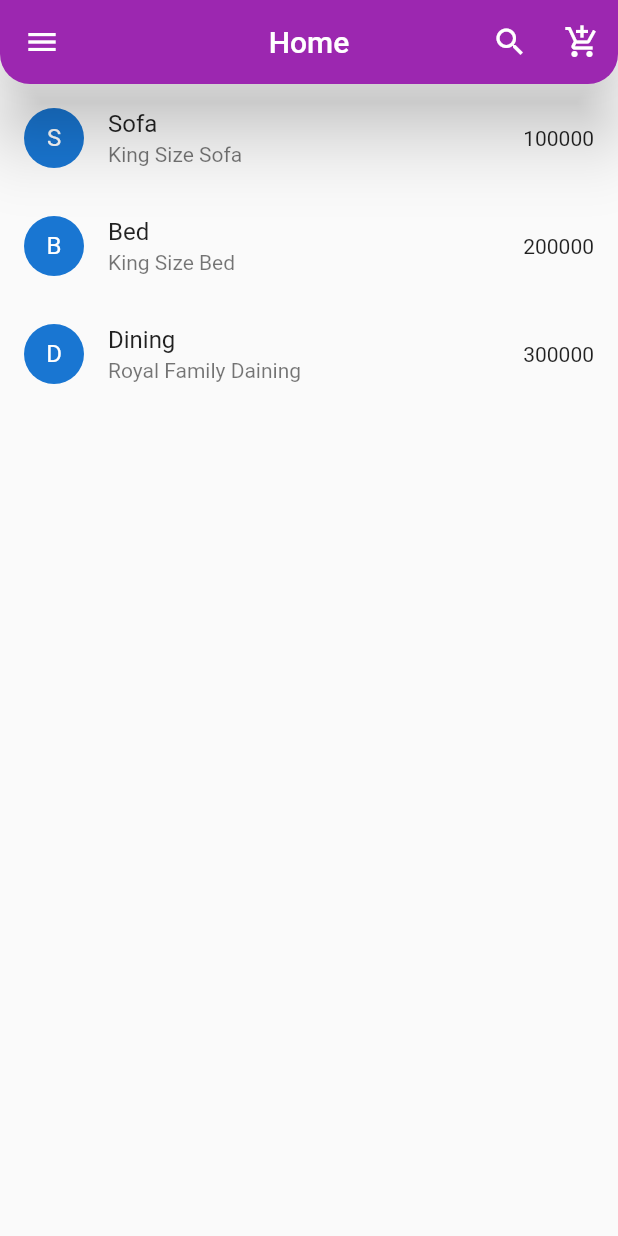
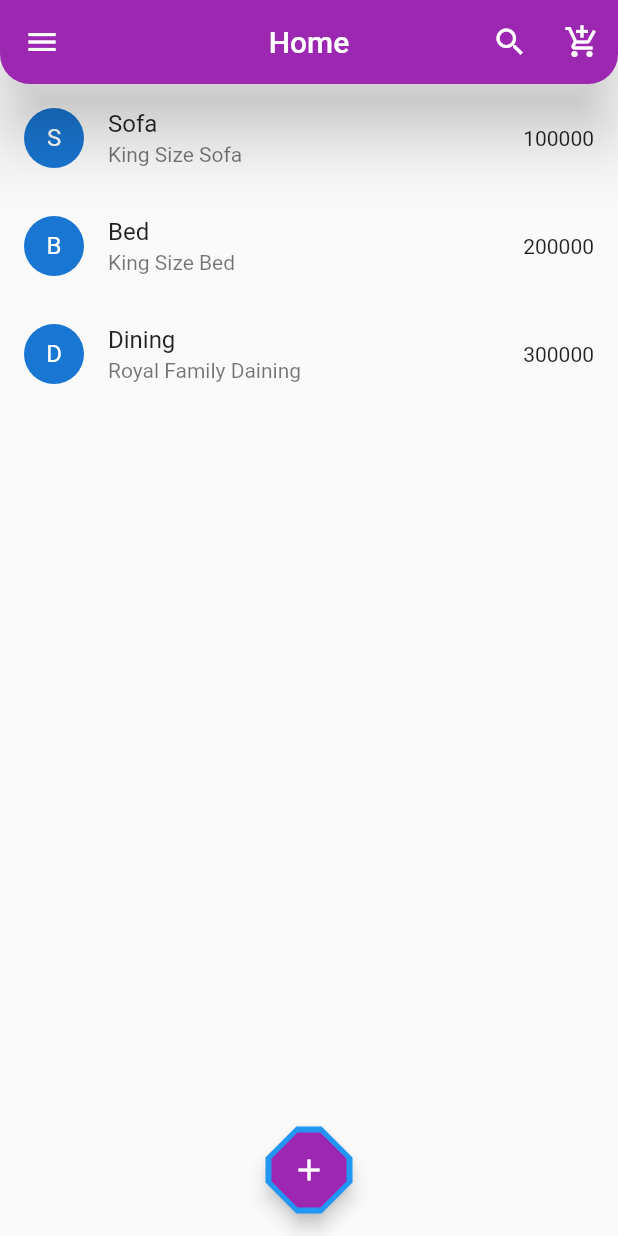
Before and after one commit to MdSajjadHossin/flutter-add-drawer-, a Flutter app: the screen it shows after launch, on a phone screen of 412 x 824 dp. Run offline on Flutter 3.47's test engine with Material 2 defaults, Android fonts, the phone set to English and light mode, and no system bars; our stand-ins replace font_awesome_flutter.

Commit message:
floting action button added

```diff
--- a/lib/screens/home.dart
+++ b/lib/screens/home.dart
@@ -120,6 +120,18 @@ class HomePage extends StatelessWidget {
           },
         ),
       ),
+      floatingActionButton: FloatingActionButton(
+        onPressed: () {},
+        backgroundColor: Colors.purple,
+        elevation: 5.0,
+        shape: BeveledRectangleBorder(
+            borderRadius: BorderRadius.circular(20.0),
+            side: const BorderSide(
+                color: Colors.blue, width: 2.0, style: BorderStyle.solid)),
+        // mini: true,
+        child: const Icon(Icons.add),
+      ),
+      floatingActionButtonLocation: FloatingActionButtonLocation.centerFloat,
     );
   }
 }
```
